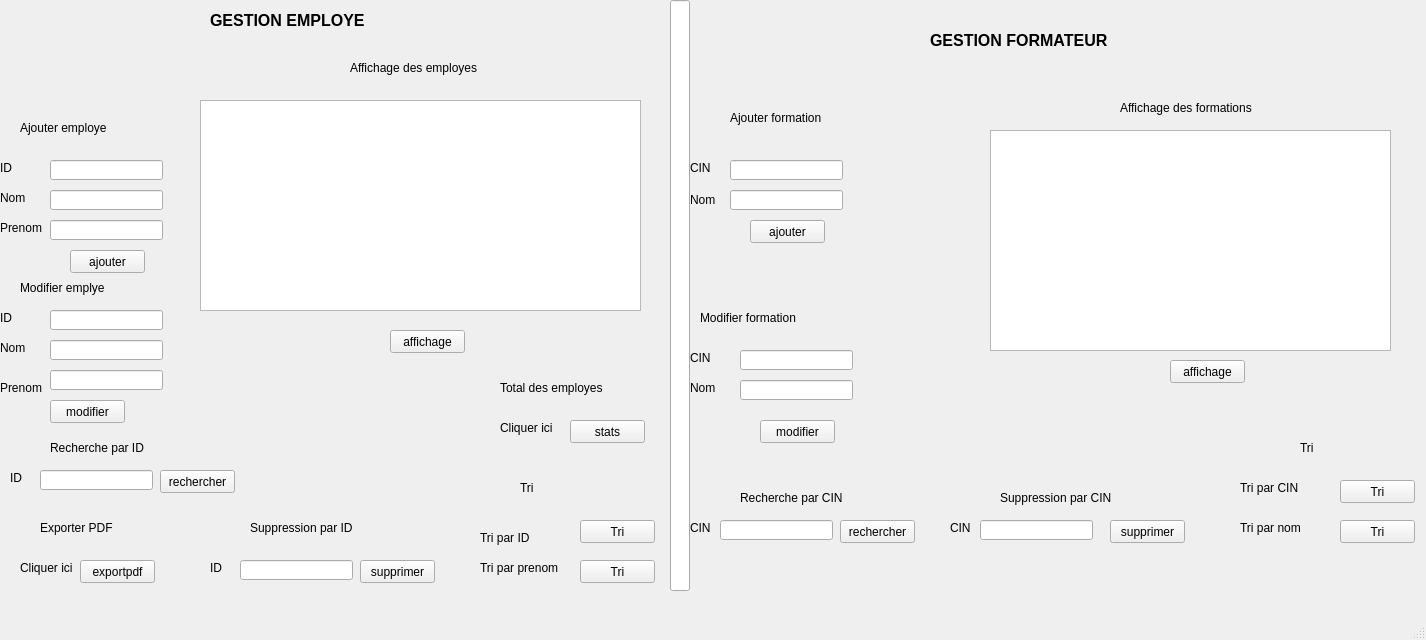
First picture: the form in mainwindow.ui, repository monarachel/qt, before the edit.
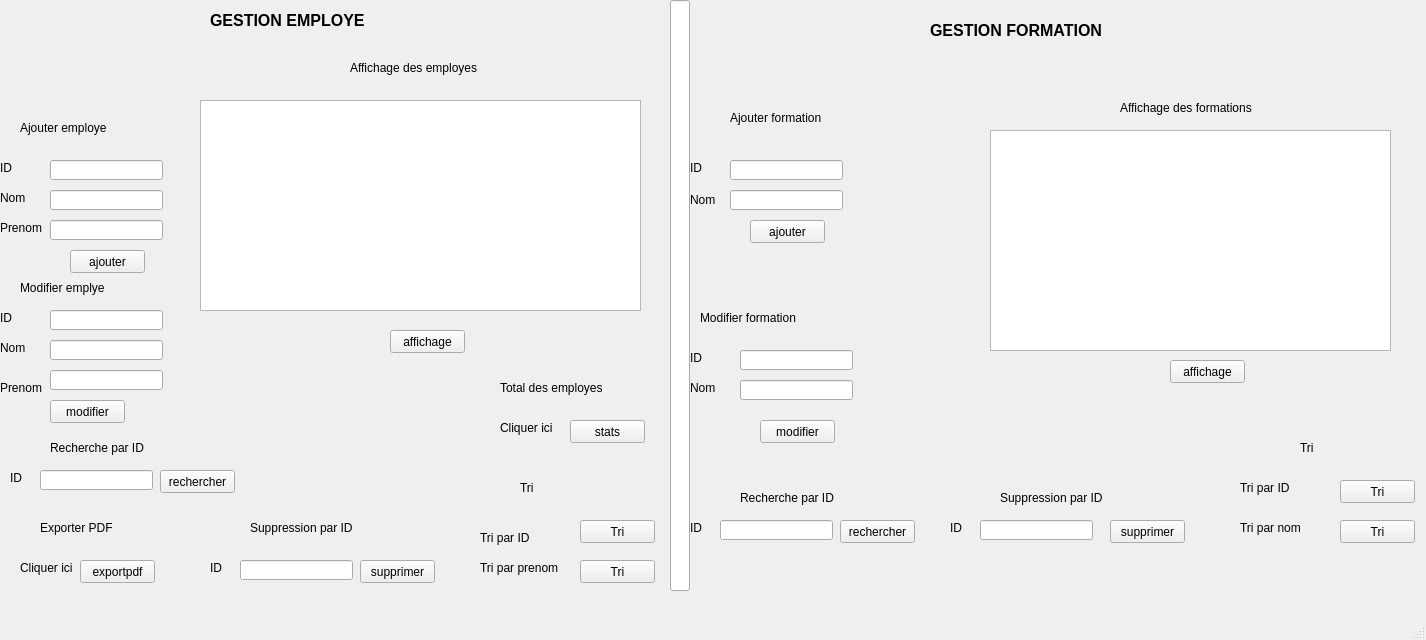
Second picture: the form after the edit.

Patch:
```diff
--- a/mainwindow.ui
+++ b/mainwindow.ui
@@ -196,7 +196,7 @@
     <property name="geometry">
      <rect>
       <x>930</x>
-      <y>20</y>
+      <y>10</y>
       <width>251</width>
       <height>41</height>
      </rect>
@@ -209,7 +209,7 @@
      </font>
     </property>
     <property name="text">
-     <string>GESTION FORMATEUR</string>
+     <string>GESTION FORMATION</string>
     </property>
    </widget>
    <widget class="QLineEdit" name="lineEdit">
@@ -429,7 +429,7 @@
      </rect>
     </property>
     <property name="text">
-     <string>Suppression par CIN</string>
+     <string>Suppression par ID</string>
     </property>
    </widget>
    <widget class="QLabel" name="label_4">
@@ -442,7 +442,7 @@
      </rect>
     </property>
     <property name="text">
-     <string>CIN</string>
+     <string>ID</string>
     </property>
    </widget>
    <widget class="QLabel" name="label_5">
@@ -468,7 +468,7 @@
      </rect>
     </property>
     <property name="text">
-     <string>CIN</string>
+     <string>ID</string>
     </property>
    </widget>
    <widget class="QLabel" name="label_7">
@@ -520,7 +520,7 @@
      </rect>
     </property>
     <property name="text">
-     <string>CIN</string>
+     <string>ID</string>
     </property>
    </widget>
    <widget class="QLabel" name="label_11">
@@ -546,7 +546,7 @@
      </rect>
     </property>
     <property name="text">
-     <string>Recherche par CIN</string>
+     <string>Recherche par ID</string>
     </property>
    </widget>
    <widget class="QLabel" name="label_14">
@@ -559,7 +559,7 @@
      </rect>
     </property>
     <property name="text">
-     <string>Tri par CIN</string>
+     <string>Tri par ID</string>
     </property>
    </widget>
    <widget class="QLabel" name="label_15">
@@ -806,7 +806,7 @@
      </rect>
     </property>
     <property name="text">
-     <string>CIN</string>
+     <string>ID</string>
     </property>
    </widget>
    <widget class="QLabel" name="label_34">
```
